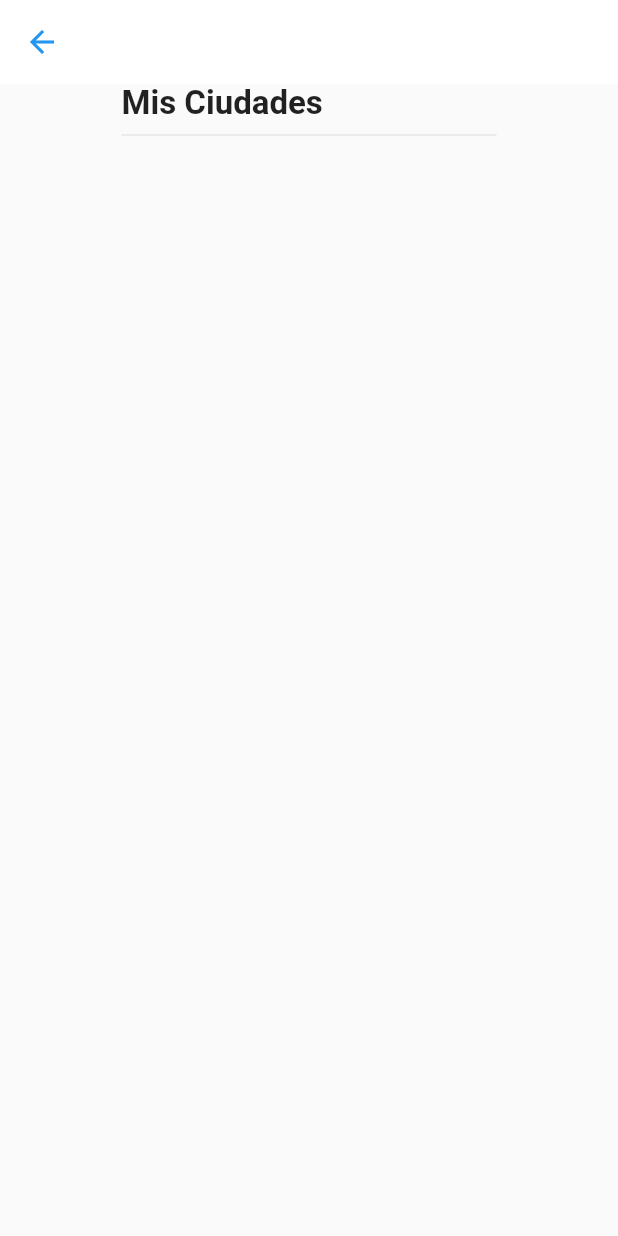
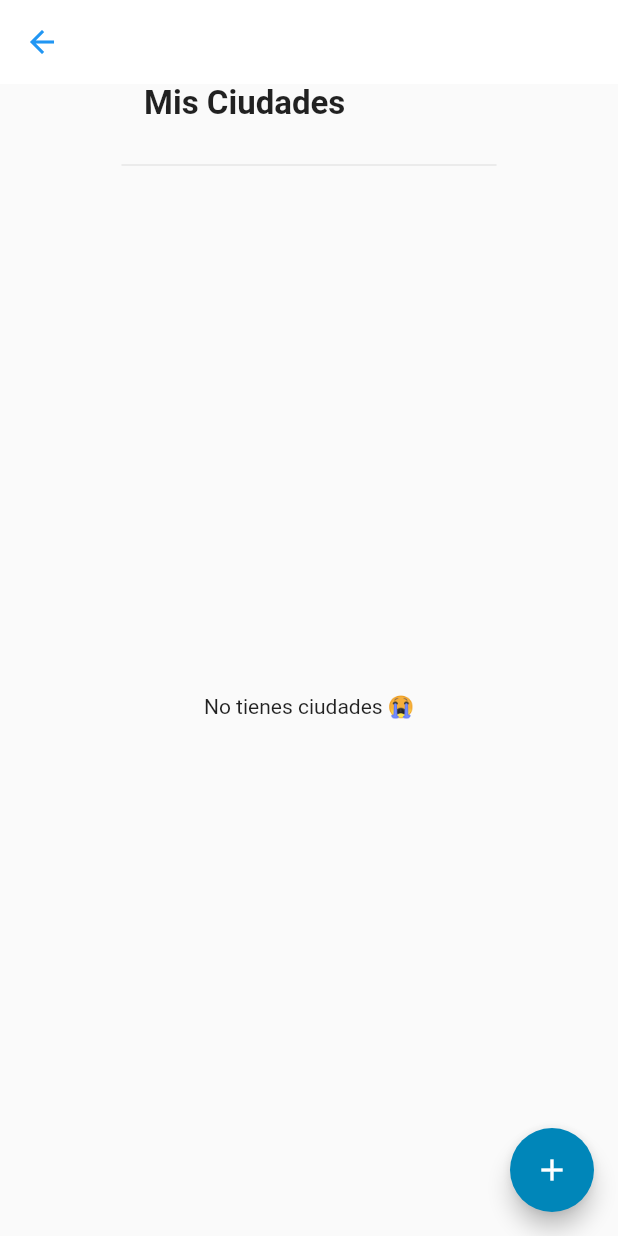
Before and after one commit to Camilo-Arias/Flutter-Weather, a Flutter app: the screen it shows after launch, after a tap on "Agregar Ciudad", on a phone screen of 412 x 824 dp. Run offline on Flutter 3.47's test engine with Material 2 defaults, Android fonts, the phone set to English and light mode, and no system bars.

Commit message:
Add page of add_cities

```diff
--- a/lib/main.dart
+++ b/lib/main.dart
@@ -14,7 +14,7 @@ class MyApp extends StatelessWidget {
     return MaterialApp(
       title: 'Weatherflutt',
       theme: ThemeData.light(),
-      home: HomePage(),
+      home: const HomePage(),
     );
   }
 }
--- a/lib/ui/cities/cities_page.dart
+++ b/lib/ui/cities/cities_page.dart
@@ -1,9 +1,32 @@
+// ignore_for_file: prefer_const_constructors
+
 import 'package:flutter/material.dart';
+import 'package:weatherflut/ui/cities/add/add_city_page.dart';
 import 'package:weatherflut/ui/commons/header_widget.dart';
 import 'package:weatherflut/ui/ui_constansts.dart';
 
 class CitiesPage extends StatelessWidget {
   const CitiesPage({Key? key}) : super(key: key);
+
+  void handleNavigationPress(BuildContext context) {
+    Navigator.of(context).push(
+      PageRouteBuilder(
+        transitionDuration: const Duration(
+          milliseconds: 600,
+        ),
+        pageBuilder: (_, animation1, animation2) {
+          return SlideTransition(
+            //transition new page
+            position: Tween<Offset>(
+              begin: Offset(1.0, 0.0),
+              end: Offset(0.0, 0.0),
+            ).animate(animation1),
+            child: AddCityPage(),
+          );
+        },
+      ),
+    );
+  }
 
   @override
   Widget build(BuildContext context) {
@@ -15,6 +38,11 @@ class CitiesPage extends StatelessWidget {
           color: Colors.blue,
         ),
       ),
+      floatingActionButton: FloatingActionButton(
+        onPressed: () => handleNavigationPress(context),
+        child: Icon(Icons.add),
+        backgroundColor: primaryColor,
+      ),
       body: Center(
         child: ConstrainedBox(
           constraints: const BoxConstraints(maxWidth: maxPageWidth),
@@ -23,6 +51,11 @@ class CitiesPage extends StatelessWidget {
             children: const <Widget>[
               HeaderWidget(
                 title: 'Mis Ciudades',
+              ),
+              Expanded(
+                child: Center(
+                  child: Text('No tienes ciudades 😭'),
+                ),
               )
             ],
           ),
--- a/lib/ui/commons/header_widget.dart
+++ b/lib/ui/commons/header_widget.dart
@@ -10,12 +10,18 @@ class HeaderWidget extends StatelessWidget {
     return Column(
       crossAxisAlignment: CrossAxisAlignment.start,
       children: [
-        Text(
-          title,
-          style: const TextStyle(
-            fontSize: 22,
-            fontWeight: FontWeight.bold,
+        Padding(
+          padding: const EdgeInsets.only(left: 15.0),
+          child: Text(
+            title,
+            style: const TextStyle(
+              fontSize: 22,
+              fontWeight: FontWeight.w700,
+            ),
           ),
+        ),
+        const SizedBox(
+          height: 20,
         ),
         const Divider(),
       ],
--- a/lib/ui/home_page.dart
+++ b/lib/ui/home_page.dart
@@ -8,7 +8,7 @@ class HomePage extends StatelessWidget {
 
   void handleNavigationPress(BuildContext context) {
     Navigator.of(context).push(MaterialPageRoute(
-      builder: (_) => CitiesPage(),
+      builder: (_) => const CitiesPage(),
     ));
   }
 
--- a/lib/ui/ui_constansts.dart
+++ b/lib/ui/ui_constansts.dart
@@ -1 +1,5 @@
+import 'package:flutter/material.dart';
+
 const double maxPageWidth = 250.0;
+const primaryColor = Color(0xFF0086B9);
+const inputColor = Color(0xFFEEEEEE);
```
Also changed, not shown: lib/ui/cities/add/add_city_page.dart (added, +56 -0 lines).
